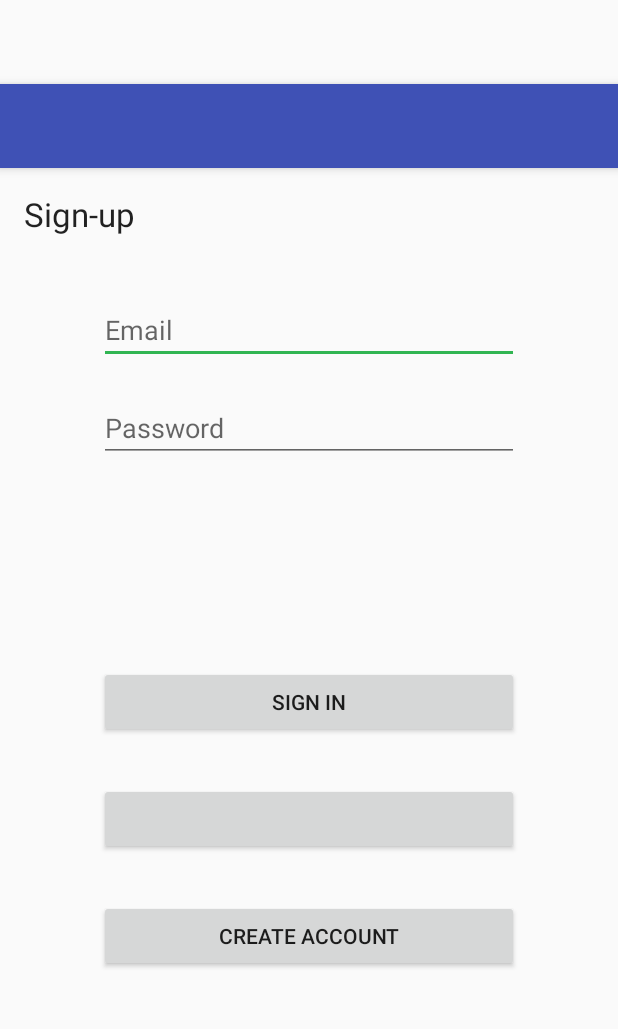
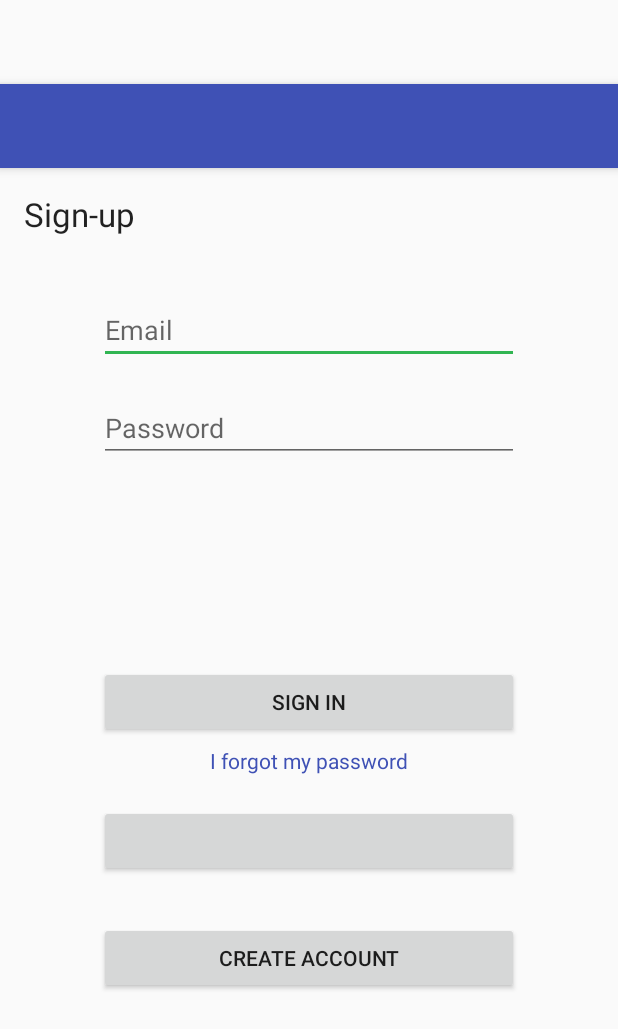
Before and after one commit to zafodB/MergedApp, an Android app: the layout activity_main.xml on its own in the app's theme, with its tools: preview values and no code run, on a phone screen of 412 x 824 dp. Shown: the top 1029 px of the screen. Run offline under Robolectric (Android 15) with nearby library versions, the phone set to English and light mode, and no system bars; plain views replace LoginButton.

Commit message:
recycle view work

```diff
--- a/app/src/main/java/com/example/filip/firstview/CustomAdapter.java
+++ b/app/src/main/java/com/example/filip/firstview/CustomAdapter.java
@@ -19,6 +19,7 @@ import java.util.List;
 
 class CustomAdapter extends ArrayAdapter<Task> {
 
+CheckBox rowCheckBox;
 
     public CustomAdapter(Context context, List<Task> taskData) {
         super(context, R.layout.task_details_row, taskData);
@@ -37,7 +38,7 @@ class CustomAdapter extends ArrayAdapter<Task> {
         TextView rowTaskName = (TextView) customView.findViewById(R.id.rowTaskName);
         TextView rowTaskDate = (TextView) customView.findViewById(R.id.rowTaskDate);
 //        TextView rowTaskResponsible = (TextView) customView.findViewById(R.id.rowTaskResponsible);
-        final CheckBox rowCheckBox = (CheckBox) customView.findViewById(R.id.rowCheckBox);
+       rowCheckBox = (CheckBox) customView.findViewById(R.id.rowCheckBox);
 
         if (getItem(position).isDone()) {
             rowCheckBox.setChecked(true);
@@ -63,7 +64,6 @@ class CustomAdapter extends ArrayAdapter<Task> {
 
         });
 
-
         customView.setOnClickListener(new View.OnClickListener() {
             @Override
             public void onClick(View v) {
--- a/app/src/main/res/layout/login_screen_activity.xml
+++ b/app/src/main/res/layout/login_screen_activity.xml
@@ -55,14 +55,25 @@
         android:layout_centerVertical="true"
         android:layout_centerHorizontal="true" />
 
+    <TextView
+        android:layout_width="wrap_content"
+        android:layout_height="wrap_content"
+        android:textAppearance="?android:attr/textAppearanceSmall"
+        android:text="@string/i_forgot_my_password"
+        android:id="@+id/password_forgot"
+        android:layout_below="@+id/signInButton"
+        android:layout_marginTop="5dp"
+        android:layout_centerHorizontal="true"
+        android:textColor="@color/colorPrimary" />
+
     <com.facebook.login.widget.LoginButton
         android:id="@+id/fb_login_button"
         android:layout_width="280dp"
         android:layout_height="wrap_content"
         android:layout_gravity="center_horizontal"
         android:layout_centerHorizontal="true"
-        android:layout_below="@+id/signInButton"
-        android:layout_marginTop="30dp"
+        android:layout_below="@+id/password_forgot"
+        android:layout_marginTop="20dp"
         />
 
     <Button
@@ -75,4 +86,6 @@
         android:layout_centerVertical="true"
         android:layout_centerHorizontal="true" />
 
+
+
 </RelativeLayout>
--- a/app/src/main/res/values/colors.xml
+++ b/app/src/main/res/values/colors.xml
@@ -1,6 +1,6 @@
 <?xml version="1.0" encoding="utf-8"?>
 <resources>
-    <color name="colorPrimary">#3F51B5</color>
+    <color name="colorPrimary">#3f51b5</color>
     <color name="colorPrimaryDark">#303F9F</color>
     <color name="colorAccent">#31B552</color>
 </resources>
--- a/app/src/main/res/values/strings.xml
+++ b/app/src/main/res/values/strings.xml
@@ -23,4 +23,5 @@
     <string name="age_hint">Age</string>
     <string name="task_due_date">Task Due Date</string>
     <string name="task_responsible">Task Responsible</string>
+    <string name="i_forgot_my_password">I forgot my password</string>
 </resources>
```
Also changed, not shown: app/src/main/java/com/example/filip/firstview/AdamsFamily.java (+8 -35 lines), app/src/main/java/com/example/filip/firstview/LoginScreenActivity.java (+54 -6 lines), app/src/main/res/layout/adams_family_fragment.xml (+0 -8 lines).
